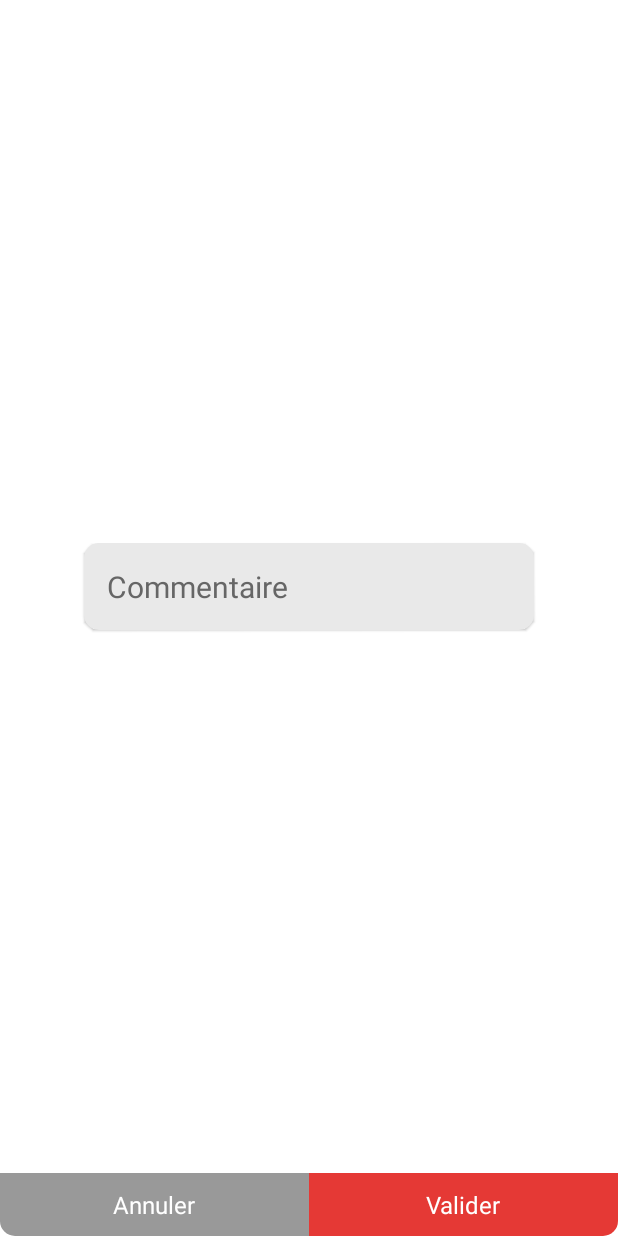
After one commit to MaxenceSD/Agenda, an Android app: the layout dialog_commentaire_layout.xml on its own in the app's theme, with its tools: preview values and no code run, on a phone screen of 412 x 824 dp. The commit adds this screen. Run offline under Robolectric (Android 15) with nearby library versions, the phone set to English and light mode, and no system bars; Roboto replaces fonts that are not available here.

Commit message:
Commentaire

```diff
--- a/app/src/main/java/com/smapps/agenda/component/HeaderComponent.java
+++ b/app/src/main/java/com/smapps/agenda/component/HeaderComponent.java
@@ -93,6 +93,10 @@ public class HeaderComponent extends ConstraintLayout {
         this.iconeRight.setOnClickListener(onClickListener);
     }
 
+    public void setOnIconeBisClickListenenr(View.OnClickListener onClickListener) {
+        this.iconeRight2.setOnClickListener(onClickListener);
+    }
+
     public void setOnIconeLeftClickListenenr(View.OnClickListener onClickListener) {
         this.iconeLeft.setOnClickListener(onClickListener);
     }
--- a/app/src/main/java/com/smapps/agenda/db/util/Constantes.java
+++ b/app/src/main/java/com/smapps/agenda/db/util/Constantes.java
@@ -12,5 +12,6 @@ public class Constantes {
     public static final String JOUR_DATE = "JOUR_DATE";
     public static final String JOUR_LIBELLE = "JOUR_LIBELLE";
     public static final String JOUR_MARQUAGE = "JOUR_MARQUAGE";
+    public static final String JOUR_COMMENTAIRE = "JOUR_COMMENTAIRE";
     public static final String JOUR_NOTE = "JOUR_NOTE";
 }
--- /dev/null
+++ b/app/src/main/res/layout/dialog_commentaire_layout.xml
@@ -0,0 +1,62 @@
+<?xml version="1.0" encoding="utf-8"?>
+<androidx.constraintlayout.widget.ConstraintLayout
+    xmlns:android="http://schemas.android.com/apk/res/android"
+    android:layout_width="match_parent"
+    android:layout_height="match_parent"
+    xmlns:app="http://schemas.android.com/apk/res-auto"
+    android:background="@drawable/background_note_dialog">
+
+    <EditText
+        android:id="@+id/commentaire_edit"
+        android:layout_width="300dp"
+        android:layout_height="wrap_content"
+        android:layout_margin="15dp"
+        android:padding="15dp"
+        android:hint="Commentaire"
+        android:inputType="textCapSentences"
+        android:maxLines="1"
+        android:textColor="@color/gris_6"
+        android:textColorHint="@color/gris_6"
+        android:background="@drawable/background_edit_text"
+        android:textSize="20sp"
+        android:elevation="1dp"
+        app:layout_constraintBottom_toTopOf="@id/footer"
+        app:layout_constraintEnd_toEndOf="parent"
+        app:layout_constraintStart_toStartOf="parent"
+        app:layout_constraintTop_toTopOf="parent" />
+
+    <LinearLayout
+        android:id="@+id/footer"
+        android:layout_width="0dp"
+        android:layout_height="wrap_content"
+        android:orientation="horizontal"
+        app:layout_constraintStart_toStartOf="parent"
+        app:layout_constraintBottom_toBottomOf="parent"
+        app:layout_constraintEnd_toEndOf="parent">
+
+        <TextView
+            android:id="@+id/annuler"
+            android:layout_width="0dp"
+            android:layout_weight="1"
+            android:layout_height="wrap_content"
+            android:padding="10dp"
+            android:text="Annuler"
+            android:textColor="@color/blanc"
+            android:textSize="16sp"
+            android:textAlignment="center"
+            android:background="@drawable/background_bouton_gris"/>
+
+        <TextView
+            android:id="@+id/valider"
+            android:layout_width="0dp"
+            android:layout_weight="1"
+            android:layout_height="wrap_content"
+            android:padding="10dp"
+            android:text="Valider"
+            android:textColor="@color/blanc"
+            android:textSize="16sp"
+            android:textAlignment="center"
+            android:background="@drawable/background_bouton_rouge"/>
+    </LinearLayout>
+
+</androidx.constraintlayout.widget.ConstraintLayout>
```
Also changed, not shown: app/src/main/java/com/smapps/agenda/component/JourComponent.java (+12 -0 lines), app/src/main/java/com/smapps/agenda/component/SemaineComponent.java (+10 -0 lines), app/src/main/java/com/smapps/agenda/dialog/CommentaireDialog.java (added, +86 -0 lines), app/src/main/java/com/smapps/agenda/model/Jour.java (+14 -1 lines), app/src/main/res/layout/jour_component_layout.xml (+15 -0 lines).
